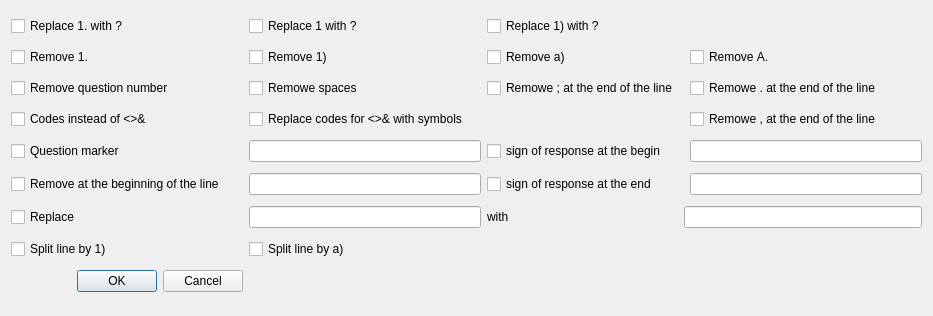
Before: the Qt Designer form dialogreplace.ui in schmidtevgeny/moodle_question_import, drawn with Qt 5.
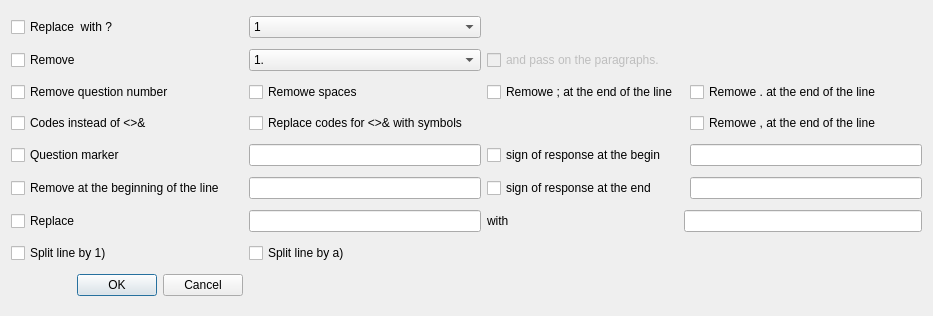
After: the same form once the commit is applied.

Diff of the .ui file:
```diff
--- a/dialogreplace.ui
+++ b/dialogreplace.ui
@@ -14,16 +14,6 @@
    <string>Substitutions</string>
   </property>
   <layout class="QGridLayout" name="gridLayout">
-   <item row="2" column="2" colspan="2">
-    <widget class="QCheckBox" name="del_alpha">
-     <property name="toolTip">
-      <string>&lt;html&gt;&lt;head/&gt;&lt;body&gt;&lt;p&gt;Replace&lt;/p&gt;&lt;p&gt;&lt;span style=&quot; text-decoration: underline;&quot;&gt;a) Text&lt;/span&gt;&lt;/p&gt;&lt;p&gt;to&lt;/p&gt;&lt;p&gt;&lt;span style=&quot; text-decoration: underline;&quot;&gt;Text&lt;/span&gt;&lt;/p&gt;&lt;p&gt;and&lt;/p&gt;&lt;p&gt;&lt;span style=&quot; text-decoration: underline;&quot;&gt;*a) Text&lt;/span&gt;&lt;/p&gt;&lt;p&gt;to &lt;/p&gt;&lt;p&gt;&lt;span style=&quot; text-decoration: underline;&quot;&gt;*Text&lt;/span&gt;&lt;/p&gt;&lt;/body&gt;&lt;/html&gt;</string>
-     </property>
-     <property name="text">
-      <string>Remove а)</string>
-     </property>
-    </widget>
-   </item>
    <item row="7" column="0">
     <widget class="QCheckBox" name="repl_questnum">
      <property name="toolTip">
@@ -57,16 +47,6 @@
    <item row="14" column="1">
     <widget class="QLineEdit" name="repl_from"/>
    </item>
-   <item row="0" column="2">
-    <widget class="QCheckBox" name="repl_numsk">
-     <property name="toolTip">
-      <string>&lt;html&gt;&lt;head/&gt;&lt;body&gt;&lt;p&gt;Replace &lt;/p&gt;&lt;p&gt;&lt;span style=&quot; text-decoration: underline;&quot;&gt;1) Question text&lt;/span&gt;&lt;/p&gt;&lt;p&gt;with&lt;/p&gt;&lt;p&gt;&lt;span style=&quot; text-decoration: underline;&quot;&gt;? Question text&lt;/span&gt;&lt;/p&gt;&lt;/body&gt;&lt;/html&gt;</string>
-     </property>
-     <property name="text">
-      <string>Replace 1) with ?</string>
-     </property>
-    </widget>
-   </item>
    <item row="11" column="4">
     <widget class="QLineEdit" name="label_correct_begin"/>
    </item>
@@ -77,16 +57,6 @@
      </property>
     </widget>
    </item>
-   <item row="2" column="4">
-    <widget class="QCheckBox" name="del_alphadot">
-     <property name="toolTip">
-      <string>&lt;html&gt;&lt;head/&gt;&lt;body&gt;&lt;p&gt;Replace&lt;/p&gt;&lt;p&gt;&lt;span style=&quot; text-decoration: underline;&quot;&gt;A. Text&lt;/span&gt;&lt;/p&gt;&lt;p&gt;to&lt;/p&gt;&lt;p&gt;&lt;span style=&quot; text-decoration: underline;&quot;&gt;Text&lt;/span&gt;&lt;/p&gt;&lt;p&gt;and&lt;/p&gt;&lt;p&gt;&lt;span style=&quot; text-decoration: underline;&quot;&gt;*A. Text&lt;/span&gt;&lt;/p&gt;&lt;p&gt;to &lt;/p&gt;&lt;p&gt;&lt;span style=&quot; text-decoration: underline;&quot;&gt;*Text&lt;/span&gt;&lt;/p&gt;&lt;/body&gt;&lt;/html&gt;</string>
-     </property>
-     <property name="text">
-      <string>Remove А.</string>
-     </property>
-    </widget>
-   </item>
    <item row="13" column="1">
     <widget class="QLineEdit" name="label_answer"/>
    </item>
@@ -105,17 +75,7 @@
       <string/>
      </property>
      <property name="text">
-      <string>Replace 1. with ?</string>
-     </property>
-    </widget>
-   </item>
-   <item row="0" column="1">
-    <widget class="QCheckBox" name="repl_num">
-     <property name="toolTip">
-      <string>&lt;html&gt;&lt;head/&gt;&lt;body&gt;&lt;p&gt;Replace &lt;/p&gt;&lt;p&gt;&lt;span style=&quot; text-decoration: underline;&quot;&gt;1 Question text&lt;/span&gt;&lt;/p&gt;&lt;p&gt;with&lt;/p&gt;&lt;p&gt;&lt;span style=&quot; text-decoration: underline;&quot;&gt;? Question text&lt;/span&gt;&lt;/p&gt;&lt;/body&gt;&lt;/html&gt;</string>
-     </property>
-     <property name="text">
-      <string>Replace 1 with ?</string>
+      <string>Replace  with ?</string>
      </property>
     </widget>
    </item>
@@ -136,16 +96,6 @@
      </property>
     </widget>
    </item>
-   <item row="2" column="1">
-    <widget class="QCheckBox" name="del_numsk">
-     <property name="toolTip">
-      <string>&lt;html&gt;&lt;head/&gt;&lt;body&gt;&lt;p&gt;Replace&lt;/p&gt;&lt;p&gt;&lt;span style=&quot; text-decoration: underline;&quot;&gt;1) Text&lt;/span&gt;&lt;/p&gt;&lt;p&gt;to&lt;/p&gt;&lt;p&gt;&lt;span style=&quot; text-decoration: underline;&quot;&gt;Text&lt;/span&gt;&lt;/p&gt;&lt;p&gt;and&lt;/p&gt;&lt;p&gt;&lt;span style=&quot; text-decoration: underline;&quot;&gt;*1) Text&lt;/span&gt;&lt;/p&gt;&lt;p&gt;to &lt;/p&gt;&lt;p&gt;&lt;span style=&quot; text-decoration: underline;&quot;&gt;*Text&lt;/span&gt;&lt;/p&gt;&lt;/body&gt;&lt;/html&gt;</string>
-     </property>
-     <property name="text">
-      <string>Remove 1)</string>
-     </property>
-    </widget>
-   </item>
    <item row="14" column="3" colspan="2">
     <widget class="QLineEdit" name="repl_to"/>
    </item>
@@ -175,7 +125,7 @@
       <string>&lt;html&gt;&lt;head/&gt;&lt;body&gt;&lt;p&gt;Replace&lt;/p&gt;&lt;p&gt;&lt;span style=&quot; text-decoration: underline;&quot;&gt;1. Text&lt;/span&gt;&lt;/p&gt;&lt;p&gt;to&lt;/p&gt;&lt;p&gt;&lt;span style=&quot; text-decoration: underline;&quot;&gt;Text&lt;/span&gt;&lt;/p&gt;&lt;p&gt;and&lt;/p&gt;&lt;p&gt;&lt;span style=&quot; text-decoration: underline;&quot;&gt;*1. Text&lt;/span&gt;&lt;/p&gt;&lt;p&gt;to &lt;/p&gt;&lt;p&gt;&lt;span style=&quot; text-decoration: underline;&quot;&gt;*Text&lt;/span&gt;&lt;/p&gt;&lt;/body&gt;&lt;/html&gt;</string>
      </property>
      <property name="text">
-      <string>Remove 1.</string>
+      <string>Remove</string>
      </property>
     </widget>
    </item>
@@ -259,6 +209,67 @@
    <item row="13" column="4">
     <widget class="QLineEdit" name="label_correct_end"/>
    </item>
+   <item row="0" column="1">
+    <widget class="QComboBox" name="question_marker">
+     <item>
+      <property name="text">
+       <string>1</string>
+      </property>
+     </item>
+     <item>
+      <property name="text">
+       <string>1.</string>
+      </property>
+     </item>
+     <item>
+      <property name="text">
+       <string>1)</string>
+      </property>
+     </item>
+    </widget>
+   </item>
+   <item row="2" column="1">
+    <widget class="QComboBox" name="answer_marker">
+     <item>
+      <property name="text">
+       <string>1.</string>
+      </property>
+     </item>
+     <item>
+      <property name="text">
+       <string>1)</string>
+      </property>
+     </item>
+     <item>
+      <property name="text">
+       <string>a.</string>
+      </property>
+     </item>
+     <item>
+      <property name="text">
+       <string>a)</string>
+      </property>
+     </item>
+     <item>
+      <property name="text">
+       <string>[a]</string>
+      </property>
+     </item>
+    </widget>
+   </item>
+   <item row="2" column="2">
+    <widget class="QCheckBox" name="ramake_para">
+     <property name="enabled">
+      <bool>false</bool>
+     </property>
+     <property name="text">
+      <string>and pass on the paragraphs.</string>
+     </property>
+     <property name="checkable">
+      <bool>true</bool>
+     </property>
+    </widget>
+   </item>
   </layout>
  </widget>
  <tabstops>
```
Left out of the diff: 13 changed lines with no effect on the pictures.
